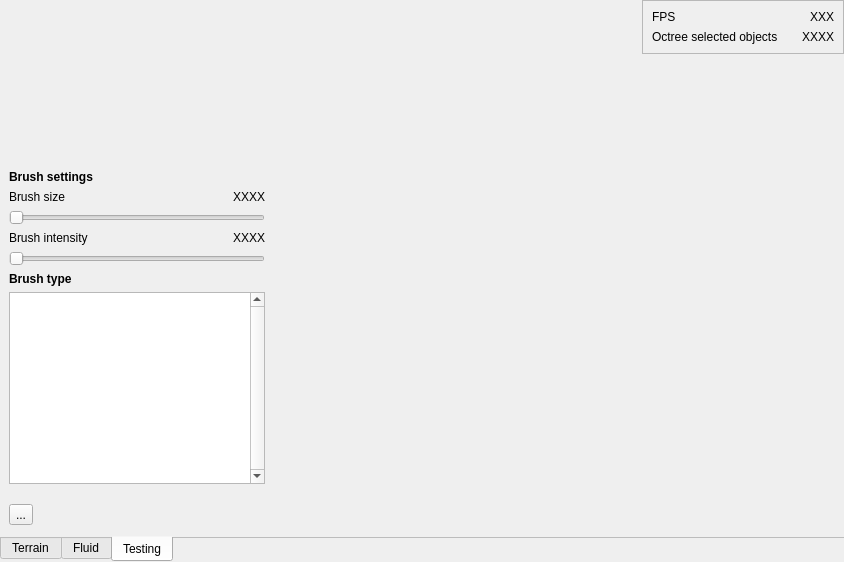
Before: the Qt Designer form game/ui/terraform.ui in horazont/scc, drawn with Qt 5.
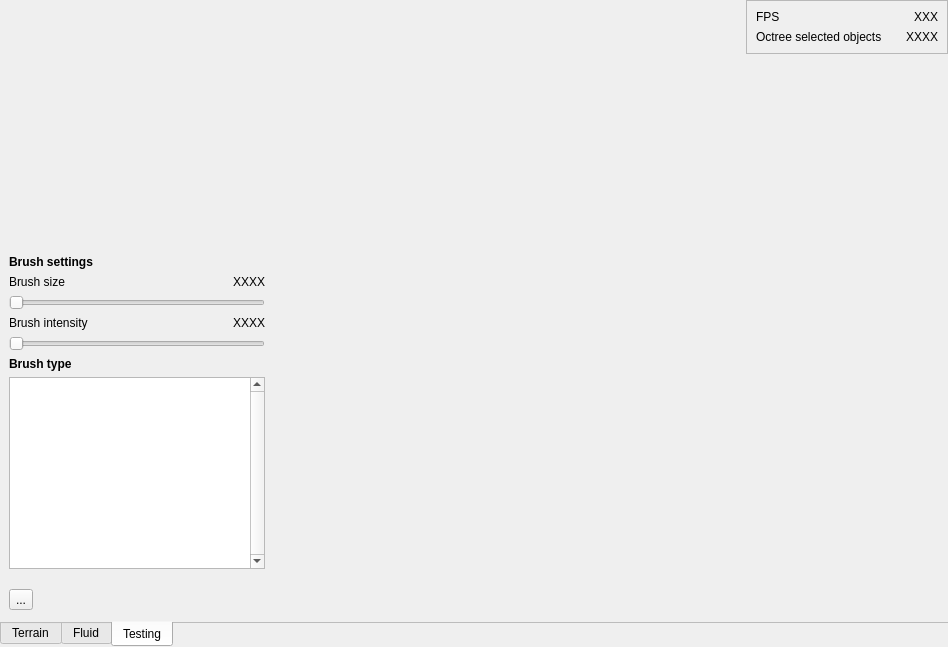
After: the same form once the commit is applied.

Commit message: Refactor the TerraTool framework for non-brush and custom hover tools

```diff
--- a/game/ui/terraform.ui
+++ b/game/ui/terraform.ui
@@ -6,8 +6,8 @@
    <rect>
     <x>0</x>
     <y>0</y>
-    <width>844</width>
-    <height>562</height>
+    <width>948</width>
+    <height>647</height>
    </rect>
   </property>
   <property name="windowTitle">
@@ -187,156 +187,6 @@
    <property name="spacing">
     <number>0</number>
    </property>
-   <item row="2" column="0">
-    <widget class="QFrame" name="frame_2">
-     <property name="frameShape">
-      <enum>QFrame::NoFrame</enum>
-     </property>
-     <property name="frameShadow">
-      <enum>QFrame::Plain</enum>
-     </property>
-     <layout class="QGridLayout" name="gridLayout_2">
-      <item row="4" column="0" colspan="2">
-       <widget class="QSlider" name="slider_brush_strength">
-        <property name="maximum">
-         <number>1000</number>
-        </property>
-        <property name="singleStep">
-         <number>1</number>
-        </property>
-        <property name="value">
-         <number>0</number>
-        </property>
-        <property name="orientation">
-         <enum>Qt::Horizontal</enum>
-        </property>
-        <property name="tickInterval">
-         <number>0</number>
-        </property>
-       </widget>
-      </item>
-      <item row="3" column="0">
-       <widget class="QLabel" name="label_3">
-        <property name="text">
-         <string>Brush intensity</string>
-        </property>
-       </widget>
-      </item>
-      <item row="2" column="0" colspan="2">
-       <widget class="QSlider" name="slider_brush_size">
-        <property name="sizePolicy">
-         <sizepolicy hsizetype="Expanding" vsizetype="Fixed">
-          <horstretch>0</horstretch>
-          <verstretch>0</verstretch>
-         </sizepolicy>
-        </property>
-        <property name="baseSize">
-         <size>
-          <width>0</width>
-          <height>0</height>
-         </size>
-        </property>
-        <property name="minimum">
-         <number>1</number>
-        </property>
-        <property name="maximum">
-         <number>1024</number>
-        </property>
-        <property name="orientation">
-         <enum>Qt::Horizontal</enum>
-        </property>
-       </widget>
-      </item>
-      <item row="1" column="1">
-       <widget class="QLabel" name="label_2">
-        <property name="sizePolicy">
-         <sizepolicy hsizetype="Fixed" vsizetype="Preferred">
-          <horstretch>0</horstretch>
-          <verstretch>0</verstretch>
-         </sizepolicy>
-        </property>
-        <property name="minimumSize">
-         <size>
-          <width>50</width>
-          <height>0</height>
-         </size>
-        </property>
-        <property name="text">
-         <string>XXXX</string>
-        </property>
-        <property name="textFormat">
-         <enum>Qt::PlainText</enum>
-        </property>
-        <property name="alignment">
-         <set>Qt::AlignRight|Qt::AlignTrailing|Qt::AlignVCenter</set>
-        </property>
-       </widget>
-      </item>
-      <item row="0" column="0" colspan="2">
-       <widget class="QLabel" name="label_5">
-        <property name="text">
-         <string>&lt;html&gt;&lt;head/&gt;&lt;body&gt;&lt;p&gt;&lt;span style=&quot; font-weight:600;&quot;&gt;Brush settings&lt;/span&gt;&lt;/p&gt;&lt;/body&gt;&lt;/html&gt;</string>
-        </property>
-       </widget>
-      </item>
-      <item row="1" column="0">
-       <widget class="QLabel" name="label">
-        <property name="text">
-         <string>Brush size</string>
-        </property>
-       </widget>
-      </item>
-      <item row="5" column="0" colspan="2">
-       <widget class="QLabel" name="label_6">
-        <property name="text">
-         <string>&lt;html&gt;&lt;head/&gt;&lt;body&gt;&lt;p&gt;&lt;span style=&quot; font-weight:600;&quot;&gt;Brush type&lt;/span&gt;&lt;/p&gt;&lt;/body&gt;&lt;/html&gt;</string>
-        </property>
-       </widget>
-      </item>
-      <item row="3" column="1">
-       <widget class="QLabel" name="label_4">
-        <property name="sizePolicy">
-         <sizepolicy hsizetype="Fixed" vsizetype="Preferred">
-          <horstretch>0</horstretch>
-          <verstretch>0</verstretch>
-         </sizepolicy>
-        </property>
-        <property name="minimumSize">
-         <size>
-          <width>50</width>
-          <height>0</height>
-         </size>
-        </property>
-        <property name="text">
-         <string>XXXX</string>
-        </property>
-        <property name="textFormat">
-         <enum>Qt::PlainText</enum>
-        </property>
-        <property name="alignment">
-         <set>Qt::AlignRight|Qt::AlignTrailing|Qt::AlignVCenter</set>
-        </property>
-       </widget>
-      </item>
-      <item row="6" column="0" colspan="2">
-       <widget class="QListView" name="brush_list">
-        <property name="verticalScrollBarPolicy">
-         <enum>Qt::ScrollBarAlwaysOn</enum>
-        </property>
-        <property name="editTriggers">
-         <set>QAbstractItemView::NoEditTriggers</set>
-        </property>
-        <property name="selectionBehavior">
-         <enum>QAbstractItemView::SelectRows</enum>
-        </property>
-        <property name="spacing">
-         <number>1</number>
-        </property>
-       </widget>
-      </item>
-     </layout>
-    </widget>
-   </item>
    <item row="3" column="0" colspan="3">
     <widget class="QTabWidget" name="tabWidget">
      <property name="sizePolicy">
@@ -647,6 +497,174 @@
      </property>
     </spacer>
    </item>
+   <item row="2" column="0">
+    <widget class="QFrame" name="tool_settings_frame">
+     <property name="frameShape">
+      <enum>QFrame::NoFrame</enum>
+     </property>
+     <property name="frameShadow">
+      <enum>QFrame::Plain</enum>
+     </property>
+     <layout class="QGridLayout" name="gridLayout_2">
+      <item row="0" column="0">
+       <widget class="QWidget" name="brush_settings" native="true">
+        <layout class="QGridLayout" name="gridLayout_4">
+         <property name="leftMargin">
+          <number>0</number>
+         </property>
+         <property name="topMargin">
+          <number>0</number>
+         </property>
+         <property name="rightMargin">
+          <number>0</number>
+         </property>
+         <property name="bottomMargin">
+          <number>0</number>
+         </property>
+         <item row="3" column="0">
+          <widget class="QLabel" name="label_3">
+           <property name="text">
+            <string>Brush intensity</string>
+           </property>
+          </widget>
+         </item>
+         <item row="1" column="0">
+          <widget class="QLabel" name="label">
+           <property name="text">
+            <string>Brush size</string>
+           </property>
+          </widget>
+         </item>
+         <item row="3" column="1">
+          <widget class="QLabel" name="label_4">
+           <property name="sizePolicy">
+            <sizepolicy hsizetype="Fixed" vsizetype="Preferred">
+             <horstretch>0</horstretch>
+             <verstretch>0</verstretch>
+            </sizepolicy>
+           </property>
+           <property name="minimumSize">
+            <size>
+             <width>50</width>
+             <height>0</height>
+            </size>
+           </property>
+           <property name="text">
+            <string>XXXX</string>
+           </property>
+           <property name="textFormat">
+            <enum>Qt::PlainText</enum>
+           </property>
+           <property name="alignment">
+            <set>Qt::AlignRight|Qt::AlignTrailing|Qt::AlignVCenter</set>
+           </property>
+          </widget>
+         </item>
+         <item row="0" column="0">
+          <widget class="QLabel" name="label_5">
+           <property name="text">
+            <string>&lt;html&gt;&lt;head/&gt;&lt;body&gt;&lt;p&gt;&lt;span style=&quot; font-weight:600;&quot;&gt;Brush settings&lt;/span&gt;&lt;/p&gt;&lt;/body&gt;&lt;/html&gt;</string>
+           </property>
+          </widget>
+         </item>
+         <item row="5" column="0">
+          <widget class="QLabel" name="label_6">
+           <property name="text">
+            <string>&lt;html&gt;&lt;head/&gt;&lt;body&gt;&lt;p&gt;&lt;span style=&quot; font-weight:600;&quot;&gt;Brush type&lt;/span&gt;&lt;/p&gt;&lt;/body&gt;&lt;/html&gt;</string>
+           </property>
+          </widget>
+         </item>
+         <item row="1" column="1">
+          <widget class="QLabel" name="label_2">
+           <property name="sizePolicy">
+            <sizepolicy hsizetype="Fixed" vsizetype="Preferred">
+             <horstretch>0</horstretch>
+             <verstretch>0</verstretch>
+            </sizepolicy>
+           </property>
+           <property name="minimumSize">
+            <size>
+             <width>50</width>
+             <height>0</height>
+            </size>
+           </property>
+           <property name="text">
+            <string>XXXX</string>
+           </property>
+           <property name="textFormat">
+            <enum>Qt::PlainText</enum>
+           </property>
+           <property name="alignment">
+            <set>Qt::AlignRight|Qt::AlignTrailing|Qt::AlignVCenter</set>
+           </property>
+          </widget>
+         </item>
+         <item row="6" column="0" colspan="2">
+          <widget class="QListView" name="brush_list">
+           <property name="verticalScrollBarPolicy">
+            <enum>Qt::ScrollBarAlwaysOn</enum>
+           </property>
+           <property name="editTriggers">
+            <set>QAbstractItemView::NoEditTriggers</set>
+           </property>
+           <property name="selectionBehavior">
+            <enum>QAbstractItemView::SelectRows</enum>
+           </property>
+           <property name="spacing">
+            <number>1</number>
+           </property>
+          </widget>
+         </item>
+         <item row="4" column="0" colspan="2">
+          <widget class="QSlider" name="slider_brush_strength">
+           <property name="maximum">
+            <number>1000</number>
+           </property>
+           <property name="singleStep">
+            <number>1</number>
+           </property>
+           <property name="value">
+            <number>0</number>
+           </property>
+           <property name="orientation">
+            <enum>Qt::Horizontal</enum>
+           </property>
+           <property name="tickInterval">
+            <number>0</number>
+           </property>
+          </widget>
+         </item>
+         <item row="2" column="0" colspan="2">
+          <widget class="QSlider" name="slider_brush_size">
+           <property name="sizePolicy">
+            <sizepolicy hsizetype="Expanding" vsizetype="Fixed">
+             <horstretch>0</horstretch>
+             <verstretch>0</verstretch>
+            </sizepolicy>
+           </property>
+           <property name="baseSize">
+            <size>
+             <width>0</width>
+             <height>0</height>
+            </size>
+           </property>
+           <property name="minimum">
+            <number>1</number>
+           </property>
+           <property name="maximum">
+            <number>1024</number>
+           </property>
+           <property name="orientation">
+            <enum>Qt::Horizontal</enum>
+           </property>
+          </widget>
+         </item>
+        </layout>
+       </widget>
+      </item>
+     </layout>
+    </widget>
+   </item>
   </layout>
   <action name="tool_terrain_raise_lower">
    <property name="checkable">
```
The commit also changes 4 other files.
